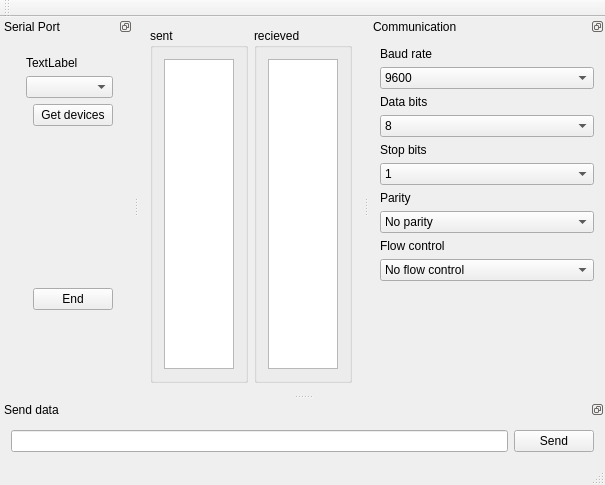
Old version of the form mainwindow.ui in the repository sakydpozrux/QtSerialPortExample.
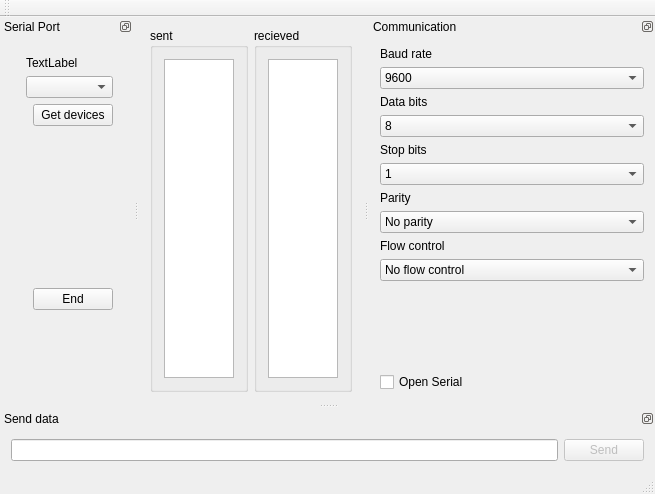
New version of the form.

The edit to the form file:
```diff
--- a/mainwindow.ui
+++ b/mainwindow.ui
@@ -6,8 +6,8 @@
    <rect>
     <x>0</x>
     <y>0</y>
-    <width>569</width>
-    <height>485</height>
+    <width>655</width>
+    <height>494</height>
    </rect>
   </property>
   <property name="windowTitle">
@@ -90,8 +90,8 @@
    </property>
    <property name="minimumSize">
     <size>
-     <width>200</width>
-     <height>333</height>
+     <width>286</width>
+     <height>361</height>
     </size>
    </property>
    <property name="features">
@@ -309,6 +309,13 @@
        </property>
       </spacer>
      </item>
+     <item row="6" column="0">
+      <widget class="QCheckBox" name="checkBox">
+       <property name="text">
+        <string>Open Serial</string>
+       </property>
+      </widget>
+     </item>
     </layout>
    </widget>
   </widget>
@@ -331,9 +338,24 @@
        </item>
        <item>
         <widget class="QPushButton" name="pushButton">
+         <property name="enabled">
+          <bool>false</bool>
+         </property>
          <property name="text">
           <string>Send</string>
          </property>
+         <property name="shortcut">
+          <string>Return</string>
+         </property>
+         <property name="autoDefault">
+          <bool>false</bool>
+         </property>
+         <property name="default">
+          <bool>true</bool>
+         </property>
+         <property name="flat">
+          <bool>false</bool>
+         </property>
         </widget>
        </item>
       </layout>
```
Left out of the diff: 2 changed lines with no effect on the pictures.
